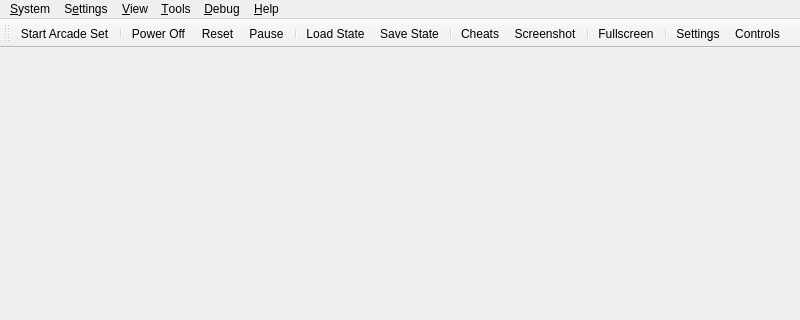
Before: the Qt Designer form src/arcadeduck-qt/mainwindow.ui in StillJC/ArcadeDuck, drawn with Qt 5; both pictures show x 0 to 800 and y 0 to 320 of the 800 by 655 pixel window.
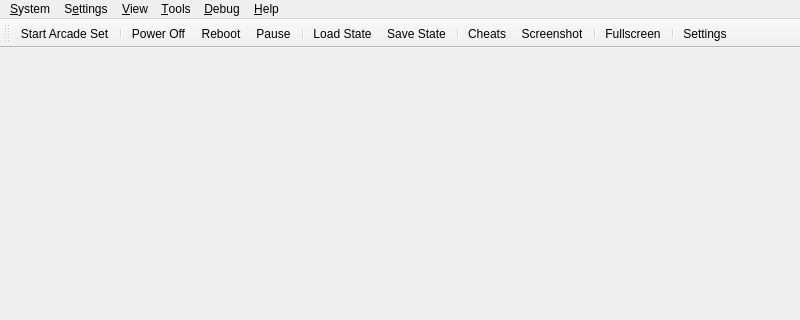
After: the same form once the commit is applied. Icons and pictures are not drawn.

Commit message:
Rework settings, controls, and UI
Move per-game controls into Game Properties, simplify input configuration, add per-game System Link handling, improve settings sizing and driving controls, refresh the Qt icon set, and remove obsolete settings and UI resources.

The edit to the form file:
```diff
--- a/src/arcadeduck-qt/mainwindow.ui
+++ b/src/arcadeduck-qt/mainwindow.ui
@@ -221,7 +221,6 @@
    <addaction name="actionFullscreen"/>
    <addaction name="separator"/>
    <addaction name="actionSettings2"/>
-   <addaction name="actionControllerSettings"/>
   </widget>
   <widget class="QStatusBar" name="statusBar"/>
   <action name="actionStartFile">
@@ -261,7 +260,7 @@
     <iconset theme="restart-line"/>
    </property>
    <property name="text">
-    <string>&amp;Reset</string>
+    <string>&amp;Reboot</string>
    </property>
   </action>
   <action name="actionPause">
```
Left out of the diff: 86 changed lines with no effect on the pictures. The commit also changes 127 other files.
